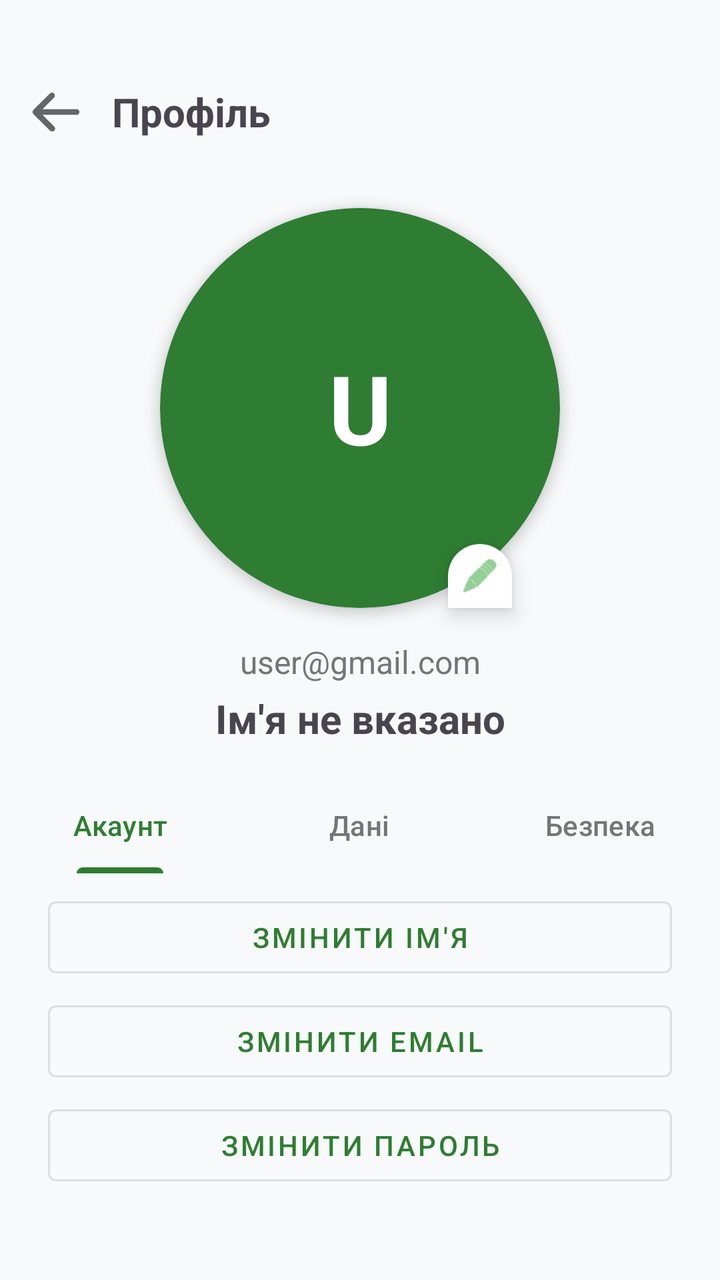
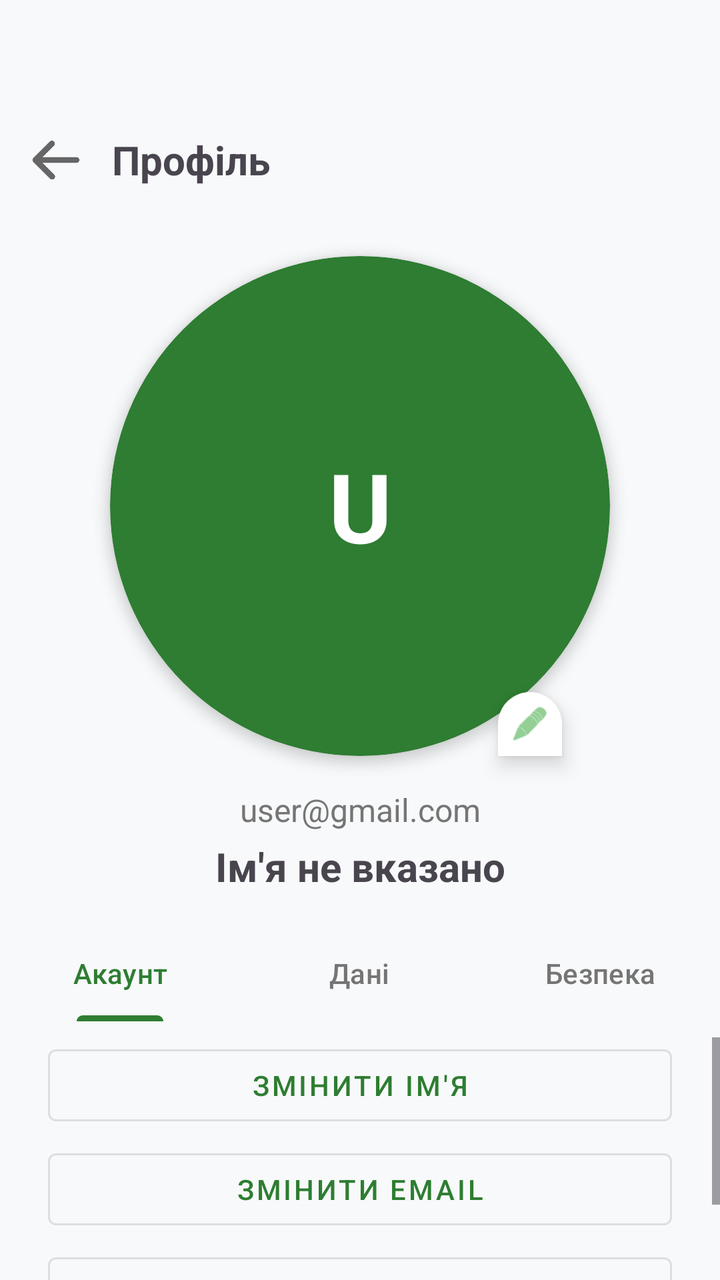

Before-and-after screenshots of an Android layout around one commit, followed by the original layout XML and the change that was made.
<!-- AndroidManifest.xml: application theme Theme.MyFinance -->
<!-- res/layout/activity_profile.xml -->
<?xml version="1.0" encoding="utf-8"?>
<androidx.constraintlayout.widget.ConstraintLayout xmlns:android="http://schemas.android.com/apk/res/android"
    xmlns:app="http://schemas.android.com/apk/res-auto"
    xmlns:tools="http://schemas.android.com/tools"
    android:layout_width="match_parent"
    android:layout_height="match_parent"
    android:background="#F8F9FA"
    tools:context=".ProfileActivity">

    <LinearLayout
        android:id="@+id/toolbar"
        android:layout_width="match_parent"
        android:layout_height="wrap_content"
        android:layout_marginTop="24dp"
        android:gravity="center_vertical"
        android:minHeight="?attr/actionBarSize"
        android:orientation="horizontal"
        android:paddingHorizontal="16dp"
        app:layout_constraintTop_toTopOf="parent">

        <ImageView
            android:id="@+id/btnBack"
            android:layout_width="24dp"
            android:layout_height="24dp"
            android:contentDescription="Назад"
            android:src="@drawable/ic_back_arrow" />

        <TextView
            android:layout_width="wrap_content"
            android:layout_height="wrap_content"
            android:layout_marginStart="16dp"
            android:text="Профіль"
            android:textSize="20sp"
            android:textStyle="bold" />
    </LinearLayout>

    <androidx.cardview.widget.CardView
        android:id="@+id/cvBigProfile"
        android:layout_width="200dp"
        android:layout_height="200dp"
        android:layout_marginTop="16dp"
        android:clickable="true"
        android:focusable="true"
        android:foreground="?android:attr/selectableItemBackground"
        app:cardBackgroundColor="@color/primary_green"
        app:cardCornerRadius="200dp"
        app:cardElevation="4dp"
        app:layout_constraintEnd_toEndOf="parent"
        app:layout_constraintStart_toStartOf="parent"
        app:layout_constraintTop_toBottomOf="@id/toolbar">

        <TextView
            android:id="@+id/tvBigProfileLetter"
            android:layout_width="match_parent"
            android:layout_height="match_parent"
            android:gravity="center"
            android:text="U"
            android:textColor="#FFFFFF"
            android:textSize="48sp"
            android:textStyle="bold" />

        <ImageView
            android:id="@+id/ivBigProfile"
            android:layout_width="match_parent"
            android:layout_height="match_parent"
            android:scaleType="centerCrop"
            android:visibility="gone" />
    </androidx.cardview.widget.CardView>

    <ImageView
        android:layout_width="32dp"
        android:layout_height="32dp"
        android:background="@drawable/rounded_bottom_sheet"
        android:elevation="6dp"
        android:padding="6dp"
        android:src="@android:drawable/ic_menu_edit"
        app:layout_constraintBottom_toBottomOf="@id/cvBigProfile"
        app:layout_constraintEnd_toEndOf="@id/cvBigProfile"
        app:tint="#4CAF50"
        android:layout_marginEnd="24dp" />

    <TextView
        android:id="@+id/tvEmailDisplay"
        android:layout_width="wrap_content"
        android:layout_height="wrap_content"
        android:layout_marginTop="16dp"
        android:text="user@gmail.com"
        android:textColor="#757575"
        android:textSize="16sp"
        app:layout_constraintEnd_toEndOf="parent"
        app:layout_constraintStart_toStartOf="parent"
        app:layout_constraintTop_toBottomOf="@id/cvBigProfile" />

    <TextView
        android:id="@+id/tvNameDisplay"
        android:layout_width="wrap_content"
        android:layout_height="wrap_content"
        android:layout_marginTop="4dp"
        android:text="Ім'я не вказано"
        android:textSize="20sp"
        android:textStyle="bold"
        app:layout_constraintEnd_toEndOf="parent"
        app:layout_constraintStart_toStartOf="parent"
        app:layout_constraintTop_toBottomOf="@id/tvEmailDisplay" />

    <com.google.android.material.tabs.TabLayout
        android:id="@+id/tabLayout"
        android:layout_width="match_parent"
        android:layout_height="wrap_content"
        android:layout_marginTop="16dp"
        android:background="@android:color/transparent"
        app:layout_constraintTop_toBottomOf="@id/tvNameDisplay"
        app:tabIndicatorColor="@color/primary_green"
        app:tabSelectedTextColor="@color/primary_green"
        app:tabTextColor="#757575">

        <com.google.android.material.tabs.TabItem
            android:layout_width="wrap_content"
            android:layout_height="wrap_content"
            android:text="Акаунт" />

        <com.google.android.material.tabs.TabItem
            android:layout_width="wrap_content"
            android:layout_height="wrap_content"
            android:text="Дані" />

        <com.google.android.material.tabs.TabItem
            android:layout_width="wrap_content"
            android:layout_height="wrap_content"
            android:text="Безпека" />
    </com.google.android.material.tabs.TabLayout>

    <ScrollView
        android:layout_width="match_parent"
        android:layout_height="0dp"
        android:layout_marginTop="8dp"
        app:layout_constraintBottom_toBottomOf="parent"
        app:layout_constraintTop_toBottomOf="@id/tabLayout">

        <FrameLayout
            android:layout_width="match_parent"
            android:layout_height="wrap_content"
            android:paddingHorizontal="24dp"
            android:paddingBottom="24dp">

            <LinearLayout
                android:id="@+id/layoutAccount"
                android:layout_width="match_parent"
                android:layout_height="wrap_content"
                android:orientation="vertical">

                <Button
                    android:id="@+id/btnChangeName"
                    style="@style/Widget.MaterialComponents.Button.OutlinedButton"
                    android:layout_width="match_parent"
                    android:layout_height="wrap_content"
                    android:layout_marginBottom="4dp"
                    android:text="Змінити ім'я" />

                <Button
                    android:id="@+id/btnChangeEmail"
                    style="@style/Widget.MaterialComponents.Button.OutlinedButton"
                    android:layout_width="match_parent"
                    android:layout_height="wrap_content"
                    android:layout_marginBottom="4dp"
                    android:text="Змінити email" />

                <Button
                    android:id="@+id/btnChangePassword"
                    style="@style/Widget.MaterialComponents.Button.OutlinedButton"
                    android:layout_width="match_parent"
                    android:layout_height="wrap_content"
                    android:text="Змінити пароль" />
            </LinearLayout>

            <LinearLayout
                android:id="@+id/layoutData"
                android:layout_width="match_parent"
                android:layout_height="wrap_content"
                android:orientation="vertical"
                android:visibility="gone">

                <Button
                    android:id="@+id/btnExportData"
                    style="@style/Widget.MaterialComponents.Button.OutlinedButton"
                    android:layout_width="match_parent"
                    android:layout_height="wrap_content"
                    android:layout_marginBottom="4dp"
                    android:text="Експорт"
                    android:textColor="#4CAF50"
                    app:icon="@android:drawable/ic_menu_save"
                    app:iconTint="#4CAF50"
                    app:strokeColor="#4CAF50" />

                <Button
                    android:id="@+id/btnImportData"
                    style="@style/Widget.MaterialComponents.Button.OutlinedButton"
                    android:layout_width="match_parent"
                    android:layout_height="wrap_content"
                    android:text="Імпорт"
                    android:textColor="#FF9800"
                    app:icon="@android:drawable/ic_menu_upload"
                    app:iconTint="#FF9800"
                    app:strokeColor="#FF9800" />
            </LinearLayout>

            <LinearLayout
                android:id="@+id/layoutSystem"
                android:layout_width="match_parent"
                android:layout_height="wrap_content"
                android:orientation="vertical"
                android:visibility="gone">

                <Button
                    android:id="@+id/btnLogout"
                    android:layout_width="match_parent"
                    android:layout_height="wrap_content"
                    android:layout_marginBottom="4dp"
                    android:backgroundTint="#757575"
                    android:text="Вийти з акаунта" />

                <Button
                    android:id="@+id/btnDeleteAccount"
                    android:layout_width="match_parent"
                    android:layout_height="wrap_content"
                    android:backgroundTint="#F44336"
                    android:text="Видалити акаунт"
                    android:textColor="#FFFFFF" />
            </LinearLayout>

        </FrameLayout>
    </ScrollView>

    <ProgressBar
        android:id="@+id/progressBar"
        android:layout_width="wrap_content"
        android:layout_height="wrap_content"
        android:visibility="gone"
        app:layout_constraintBottom_toBottomOf="parent"
        app:layout_constraintEnd_toEndOf="parent"
        app:layout_constraintStart_toStartOf="parent"
        app:layout_constraintTop_toTopOf="parent" />

</androidx.constraintlayout.widget.ConstraintLayout>
<!-- resources referenced by this layout -->
<resources>
  <color name="primary_green">#2E7D32</color>
  <!-- drawable ic_back_arrow: png bitmap (drawable, 5879 bytes) -->
  <!-- drawable rounded_bottom_sheet (drawable) -->
  <?xml version="1.0" encoding="utf-8"?>
  <shape xmlns:android="http://schemas.android.com/apk/res/android"
      android:shape="rectangle">
      <solid android:color="#FFFFFF" />
      <corners
          android:topLeftRadius="24dp"
          android:topRightRadius="24dp" />
  </shape>
  <style name="Theme.MyFinance" parent="Base.Theme.MyFinance" />
  <style name="Base.Theme.MyFinance" parent="Theme.Material3.DayNight.NoActionBar">
          <item name="colorPrimary">@color/primary_green</item>
          <item name="colorSecondary">@color/primary_green_light</item>
      </style>
  <color name="primary_green_light">#4CAF50</color>
</resources>

<!-- the commit's change to res/layout/activity_profile.xml (unified diff, before → after) -->
@@ -11,7 +11,7 @@
         android:id="@+id/toolbar"
         android:layout_width="match_parent"
         android:layout_height="wrap_content"
-        android:layout_marginTop="24dp"
+        android:layout_marginTop="48dp"
         android:gravity="center_vertical"
         android:minHeight="?attr/actionBarSize"
         android:orientation="horizontal"
@@ -36,8 +36,8 @@
 
     <androidx.cardview.widget.CardView
         android:id="@+id/cvBigProfile"
-        android:layout_width="200dp"
-        android:layout_height="200dp"
+        android:layout_width="250dp"
+        android:layout_height="250dp"
         android:layout_marginTop="16dp"
         android:clickable="true"
         android:focusable="true"
